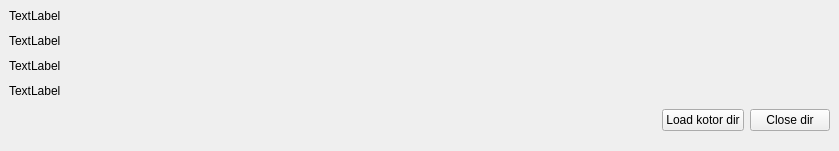
Above: ui/resourceinfo.ui from xoreos/phaethon before the change. Below: the same form after it.
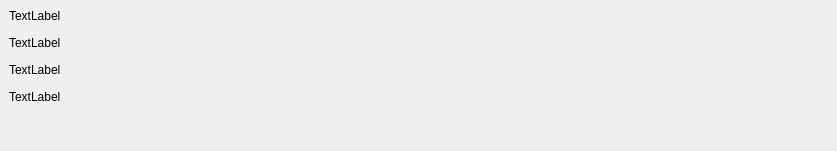
That is the form after the change.

Commit message: GUI: Remove testing buttons

Patch:
```diff
--- a/ui/resourceinfo.ui
+++ b/ui/resourceinfo.ui
@@ -6,8 +6,8 @@
    <rect>
     <x>0</x>
     <y>0</y>
-    <width>839</width>
-    <height>149</height>
+    <width>837</width>
+    <height>147</height>
    </rect>
   </property>
   <property name="windowTitle">
@@ -41,17 +41,10 @@
       <enum>QFrame::NoFrame</enum>
      </property>
      <layout class="QGridLayout" name="gridLayout_2">
-      <item row="1" column="3">
-       <widget class="QPushButton" name="bCloseDir">
-        <property name="text">
-         <string>Close dir</string>
-        </property>
-       </widget>
-      </item>
       <item row="1" column="0">
        <layout class="QHBoxLayout" name="horizontalLayout"/>
       </item>
-      <item row="0" column="0" colspan="4">
+      <item row="0" column="0" colspan="3">
        <layout class="QVBoxLayout" name="verticalLayout">
         <item>
          <widget class="QLabel" name="resLabelName">
@@ -159,13 +152,6 @@
         </item>
        </layout>
       </item>
-      <item row="1" column="2">
-       <widget class="QPushButton" name="bLoadKotorDir">
-        <property name="text">
-         <string>Load kotor dir</string>
-        </property>
-       </widget>
-      </item>
       <item row="1" column="1">
        <spacer name="horizontalSpacer">
         <property name="orientation">
```
The commit also changes 4 other files.
